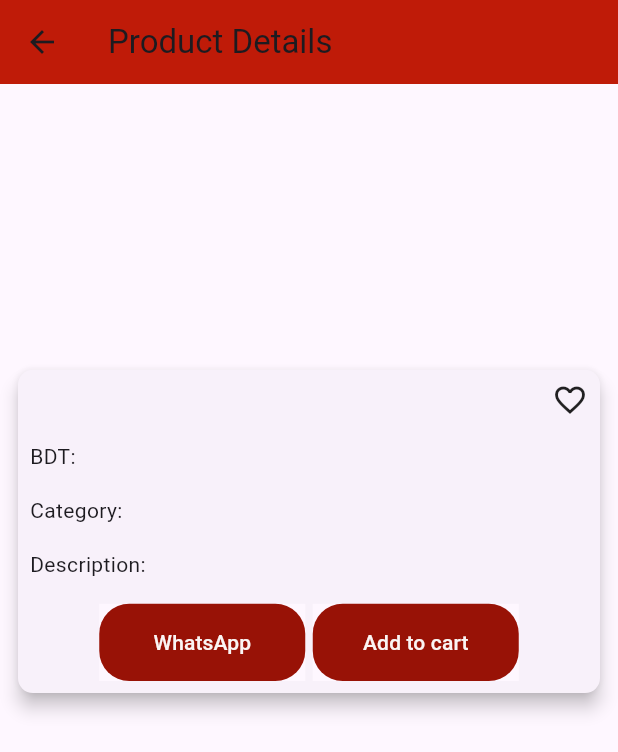
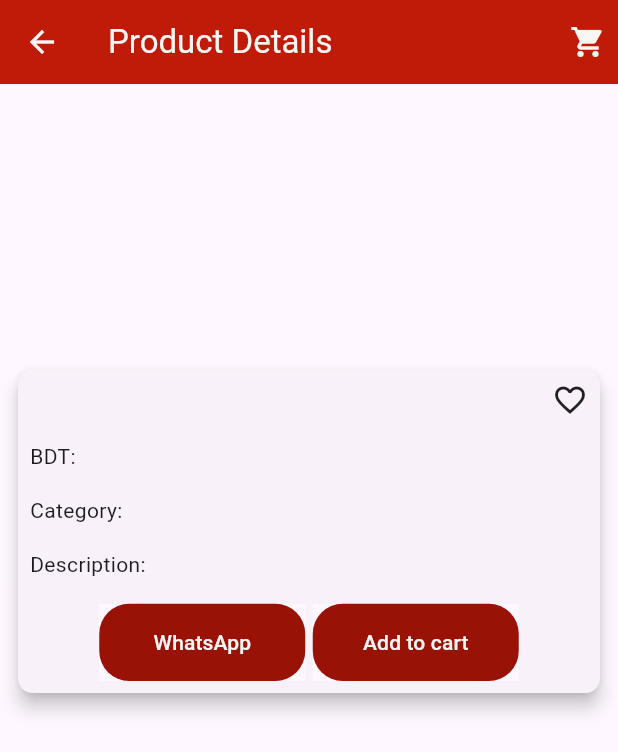
Before and after one commit to Rafsanchowdhury/a_e_commerce_app, a Flutter app: the ProductDetailsScreen screen opened directly with empty values, on a phone screen of 412 x 824 dp. Shown: the top 752 px of the screen. Run offline on Flutter 3.47's test engine with Material 3 defaults, Android fonts, the phone set to English and light mode, and no system bars; drawn by our look-alikes of carousel_slider; our stand-ins replace cached_network_image, cloud_firestore, firebase_auth, firebase_core, firebase_messaging, flutter_easyloading and 5 more; missing offline and left inert: image_card; accounts and stored records are empty.

Commit message:
Day 12 Completed

```diff
--- a/lib/screens/user-panel/product-details-screen.dart
+++ b/lib/screens/user-panel/product-details-screen.dart
@@ -10,6 +10,8 @@ import 'package:firebase_auth/firebase_auth.dart';
 import 'package:flutter/cupertino.dart';
 import 'package:flutter/material.dart';
 import 'package:get/get.dart';
+
+import 'cart-screen.dart';
 
 class ProductDetailsScreen extends StatefulWidget {
   ProductModel productModel;
@@ -25,8 +27,21 @@ class _ProductDetailsScreenState extends State<ProductDetailsScreen> {
   Widget build(BuildContext context) {
     return Scaffold(
       appBar: AppBar(
+        iconTheme: IconThemeData(color: AppConstant.appTextColor),
         backgroundColor: AppConstant.appMainColor,
-        title: Text("Product Details"),
+        title: Text(
+          "Product Details",
+          style: TextStyle(color: AppConstant.appTextColor),
+        ),
+        actions: [
+          GestureDetector(
+            onTap: () => Get.to(() => CartScreen()),
+            child: Padding(
+              padding: const EdgeInsets.all(8.0),
+              child: Icon(Icons.shopping_cart),
+            ),
+          )
+        ],
       ),
       body: Container(
         child: Column(children: [
--- a/pubspec.yaml
+++ b/pubspec.yaml
@@ -47,6 +47,7 @@ dependencies:
   carousel_slider: ^4.0.0
   cached_network_image: ^3.3.1
   image_card: ^0.0.4
+  flutter_swipe_action_cell: ^3.1.4
 
 dev_dependencies:
   flutter_test:
```
Also changed, not shown: lib/screens/user-panel/cart-screen.dart (+83 -9 lines), pubspec.lock.
